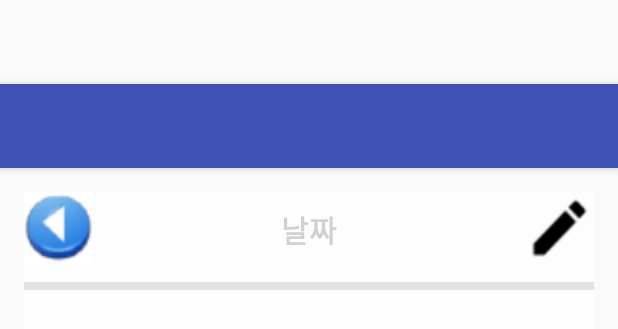
After one commit to peanutsando/Hanmadang, an Android app: the layout activity_date_select.xml on its own in the app's theme, with its tools: preview values and no code run, on a phone screen of 412 x 824 dp. The commit adds this screen. Shown: the top 329 px of the screen. Run offline under Robolectric (Android 15) with nearby library versions, the phone set to English and light mode, and no system bars.

Commit message:
Schedule Select Add(2016.01.15)

```diff
--- a/app/src/main/java/com/example/administrator/hanmadang/Tab/Date/CalendarMonthAdapter.java
+++ b/app/src/main/java/com/example/administrator/hanmadang/Tab/Date/CalendarMonthAdapter.java
@@ -228,7 +228,7 @@ public class CalendarMonthAdapter extends BaseAdapter {
 	}
 
 	// get day count for each month
-	private int getMonthLastDay(int year, int month){
+	public int getMonthLastDay(int year, int month){
 		switch (month) {
 			case 0:
 			case 2:
@@ -238,7 +238,6 @@ public class CalendarMonthAdapter extends BaseAdapter {
 			case 9:
 			case 11:
 				return (31);
-
 			case 3:
 			case 5:
 			case 8:
--- /dev/null
+++ b/app/src/main/res/layout/activity_date_select.xml
@@ -0,0 +1,26 @@
+<?xml version="1.0" encoding="utf-8"?>
+<android.support.design.widget.CoordinatorLayout xmlns:android="http://schemas.android.com/apk/res/android"
+    xmlns:app="http://schemas.android.com/apk/res-auto"
+    xmlns:tools="http://schemas.android.com/tools"
+    android:layout_width="match_parent"
+    android:layout_height="match_parent"
+    android:fitsSystemWindows="true"
+    tools:context=".Tab.AddSchedule">
+
+    <android.support.design.widget.AppBarLayout
+        android:layout_width="match_parent"
+        android:layout_height="wrap_content"
+        android:theme="@style/AppTheme.AppBarOverlay">
+
+        <android.support.v7.widget.Toolbar
+            android:id="@+id/toolbar"
+            android:layout_width="match_parent"
+            android:layout_height="?attr/actionBarSize"
+            android:background="?attr/colorPrimary"
+            app:popupTheme="@style/AppTheme.PopupOverlay" />
+
+    </android.support.design.widget.AppBarLayout>
+
+    <include layout="@layout/content_date_select" />
+
+</android.support.design.widget.CoordinatorLayout>
--- a/app/src/main/res/layout/content_date.xml
+++ b/app/src/main/res/layout/content_date.xml
@@ -49,6 +49,7 @@
         android:id="@+id/monthView"
         android:layout_width="match_parent"
         android:layout_height="match_parent"
+        android:layout_marginTop="3dp"
         />
 
 </LinearLayout>
--- /dev/null
+++ b/app/src/main/res/layout/content_date_select.xml
@@ -0,0 +1,69 @@
+<?xml version="1.0" encoding="utf-8"?>
+<RelativeLayout xmlns:android="http://schemas.android.com/apk/res/android"
+    xmlns:tools="http://schemas.android.com/tools"
+    xmlns:app="http://schemas.android.com/apk/res-auto" android:layout_width="match_parent"
+    android:layout_height="match_parent" android:paddingLeft="@dimen/activity_horizontal_margin"
+    android:paddingRight="@dimen/activity_horizontal_margin"
+    android:paddingTop="@dimen/activity_vertical_margin"
+    android:paddingBottom="@dimen/activity_vertical_margin"
+    android:orientation="vertical"
+    app:layout_behavior="@string/appbar_scrolling_view_behavior"
+    tools:showIn="@layout/activity_date_select"
+    tools:context=".Tab.SelectSchedule">
+
+    <Button
+        android:id="@+id/backButton"
+        android:layout_width="46dp"
+        android:layout_height="wrap_content"
+        android:background="@drawable/backward"
+        android:gravity="center_horizontal"
+        android:layout_alignParentLeft="true"
+        />
+
+    <TextView
+        android:id="@+id/textView1"
+        android:layout_width="wrap_content"
+        android:layout_height="wrap_content"
+        android:layout_centerHorizontal="true"
+        android:layout_marginTop="10dp"
+        android:textSize="20dp"
+        android:textStyle="bold"
+        android:text="날짜" />
+
+    <Button
+        android:id="@+id/writeButton"
+        android:layout_width="46dp"
+        android:layout_height="wrap_content"
+        android:background="@drawable/ic_create_black_24dp"
+        android:gravity="center_horizontal"
+        android:layout_alignParentRight="true"
+        />
+
+    <TextView
+        android:id="@+id/line"
+        android:layout_width="match_parent"
+        android:layout_height="8px"
+        android:layout_below="@id/textView1"
+        android:background="#a9a9a9"
+        android:layout_marginTop="20dp"
+        />
+
+    <RelativeLayout
+        android:layout_width="wrap_content"
+        android:layout_height="wrap_content"
+        android:layout_centerInParent="true"
+        android:padding="10dp"
+        android:background="#aaffffff"
+        >
+
+        <ListView
+            android:id="@+id/listView1"
+            android:layout_width="match_parent"
+            android:layout_height="match_parent"
+            android:layout_below="@id/line"
+            android:layout_marginTop="60dp" />
+
+    </RelativeLayout>
+
+
+</RelativeLayout>
```
Also changed, not shown: app/src/main/java/com/example/administrator/hanmadang/Tab/Date/AddSchedule.java (+8 -9 lines), app/src/main/java/com/example/administrator/hanmadang/Tab/Date/ScheduleItem.java (added, +72 -0 lines), app/src/main/java/com/example/administrator/hanmadang/Tab/Date/ScheduleItemView.java (added, +56 -0 lines), app/src/main/java/com/example/administrator/hanmadang/Tab/Date/ScheduleListAdapter.java (added, +69 -0 lines), app/src/main/java/com/example/administrator/hanmadang/Tab/Date/SelectSchedule.java (added, +134 -0 lines), app/src/main/java/com/example/administrator/hanmadang/Tab/DateActivity.java (+34 -29 lines), app/src/main/res/layout/schedule_list.xml (added, +44 -0 lines), app/src/main/res/drawable/backbutton.jpg (added), app/src/main/res/drawable/backward.png, app/src/main/res/drawable/forward.png, app/src/main/res/drawable/nextbutton.jpg (added), app/src/main/res/drawable/writebutton.gif (added).
